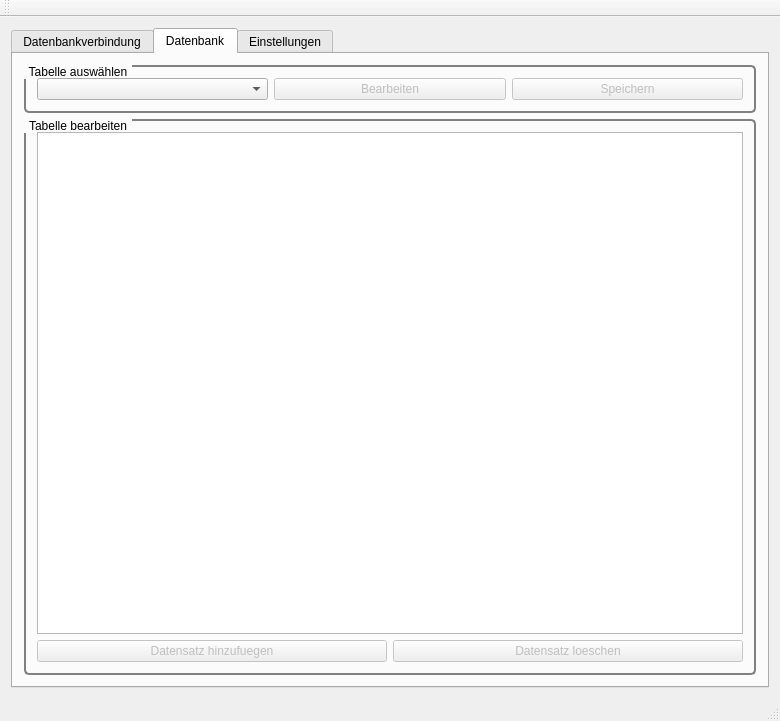
First picture: the form in CPP_GUI/Q2_Admin/mainwindow.ui, repository Normo/Q2_QuickQuizzer, before the edit.
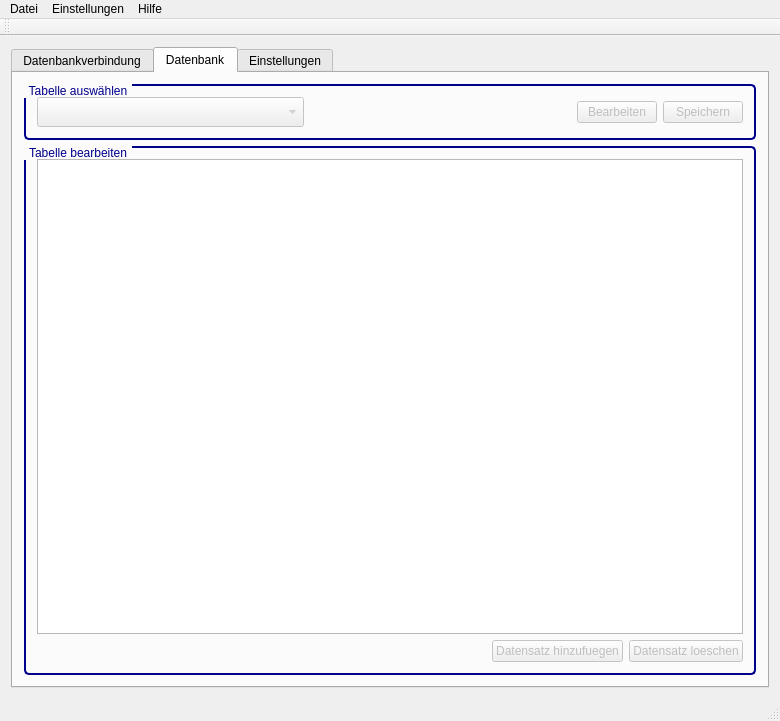
Second picture: the form after the edit. The open tabs and pages were chosen to show the change.

What changed in the file:
```diff
--- a/CPP_GUI/Q2_Admin/mainwindow.ui
+++ b/CPP_GUI/Q2_Admin/mainwindow.ui
@@ -212,12 +212,13 @@
          <widget class="QGroupBox" name="gb_selectTable">
           <property name="styleSheet">
            <string notr="true"> QGroupBox {
-     border: 2px solid gray;
+     border: 2px solid darkblue;
      border-radius: 5px;
      margin-top: 1ex; /* leave space at the top for the title */
  }
 
  QGroupBox::title {
+	color: darkblue;
      subcontrol-origin: margin;
      subcontrol-position: top left; /* position at the top center */
      padding: 0 3px;
@@ -230,7 +231,39 @@
            <item>
             <layout class="QHBoxLayout" name="hbl_selectTable">
              <item>
-              <widget class="QComboBox" name="cmb_tabellen"/>
+              <widget class="QComboBox" name="cmb_tabellen">
+               <property name="enabled">
+                <bool>false</bool>
+               </property>
+               <property name="sizePolicy">
+                <sizepolicy hsizetype="Expanding" vsizetype="Fixed">
+                 <horstretch>0</horstretch>
+                 <verstretch>0</verstretch>
+                </sizepolicy>
+               </property>
+               <property name="minimumSize">
+                <size>
+                 <width>100</width>
+                 <height>30</height>
+                </size>
+               </property>
+               <property name="toolTip">
+                <string>&lt;html&gt;&lt;head/&gt;&lt;body&gt;&lt;p&gt;Tabelle aus Datenbank zur Bearbeitung auswaehlen.&lt;/p&gt;&lt;/body&gt;&lt;/html&gt;</string>
+               </property>
+              </widget>
+             </item>
+             <item>
+              <spacer name="horizontalSpacer_2">
+               <property name="orientation">
+                <enum>Qt::Horizontal</enum>
+               </property>
+               <property name="sizeHint" stdset="0">
+                <size>
+                 <width>40</width>
+                 <height>20</height>
+                </size>
+               </property>
+              </spacer>
              </item>
              <item>
               <widget class="QPushButton" name="btn_edit">
@@ -267,12 +300,13 @@
          <widget class="QGroupBox" name="gb_editTable">
           <property name="styleSheet">
            <string notr="true"> QGroupBox {
-     border: 2px solid gray;
+     border: 2px solid darkblue;
      border-radius: 5px;
      margin-top: 1ex; /* leave space at the top for the title */
  }
 
  QGroupBox::title {
+	color: darkblue;
      subcontrol-origin: margin;
      subcontrol-position: top left; /* position at the top center */
      padding: 0 3px;
@@ -301,6 +335,19 @@
            </item>
            <item>
             <layout class="QHBoxLayout" name="hbl_editTable">
+             <item>
+              <spacer name="horizontalSpacer_3">
+               <property name="orientation">
+                <enum>Qt::Horizontal</enum>
+               </property>
+               <property name="sizeHint" stdset="0">
+                <size>
+                 <width>40</width>
+                 <height>20</height>
+                </size>
+               </property>
+              </spacer>
+             </item>
              <item>
               <widget class="QPushButton" name="btn_add">
                <property name="enabled">
@@ -860,6 +907,34 @@
      <height>25</height>
     </rect>
    </property>
+   <widget class="QMenu" name="menuDatei">
+    <property name="title">
+     <string>Datei</string>
+    </property>
+    <addaction name="actionExit"/>
+   </widget>
+   <widget class="QMenu" name="menuInfo">
+    <property name="title">
+     <string>Hilfe</string>
+    </property>
+    <addaction name="actionInfo"/>
+   </widget>
+   <widget class="QMenu" name="menuEinstellungen">
+    <property name="title">
+     <string>Einstellungen</string>
+    </property>
+    <widget class="QMenu" name="menuSprache">
+     <property name="title">
+      <string>Sprache</string>
+     </property>
+     <addaction name="actionDeutsch"/>
+     <addaction name="actionEnglisch"/>
+    </widget>
+    <addaction name="menuSprache"/>
+   </widget>
+   <addaction name="menuDatei"/>
+   <addaction name="menuEinstellungen"/>
+   <addaction name="menuInfo"/>
   </widget>
   <widget class="QToolBar" name="mainToolBar">
    <attribute name="toolBarArea">
```
Left out of the diff: 134 changed lines with no effect on the pictures.
